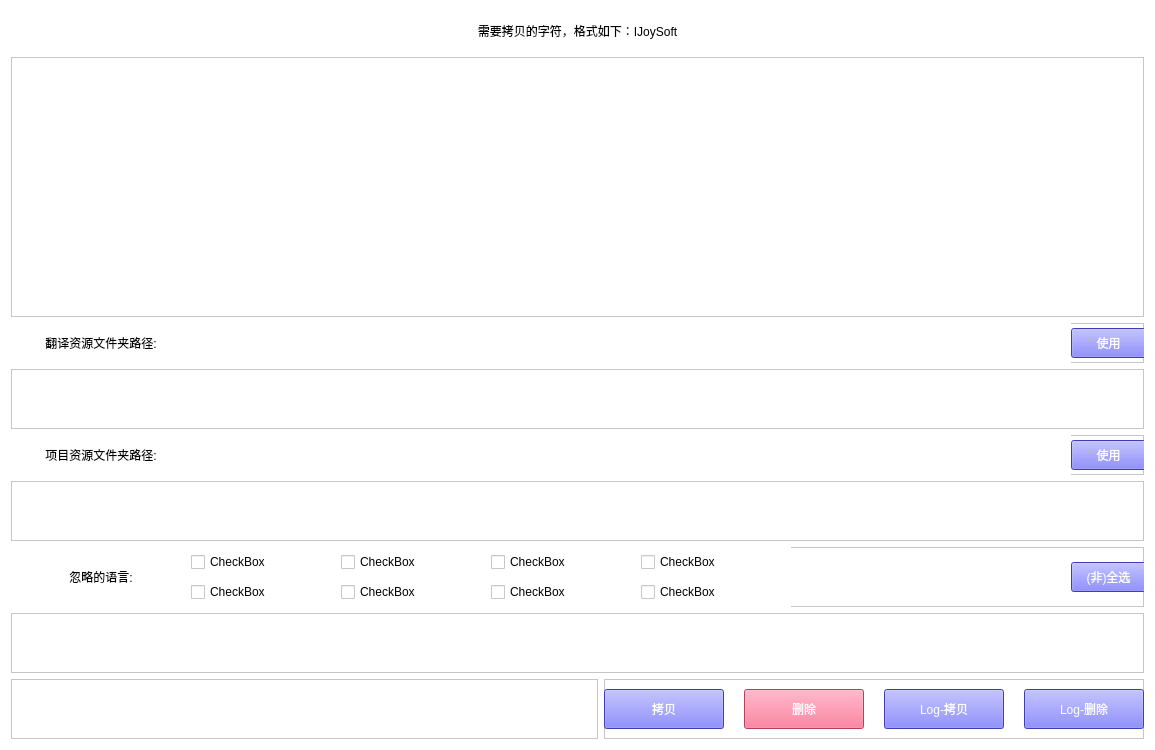
Old version of the form multiple_language/main_ui.ui in the repository WanKaKa/MultipleLanguageUtils.
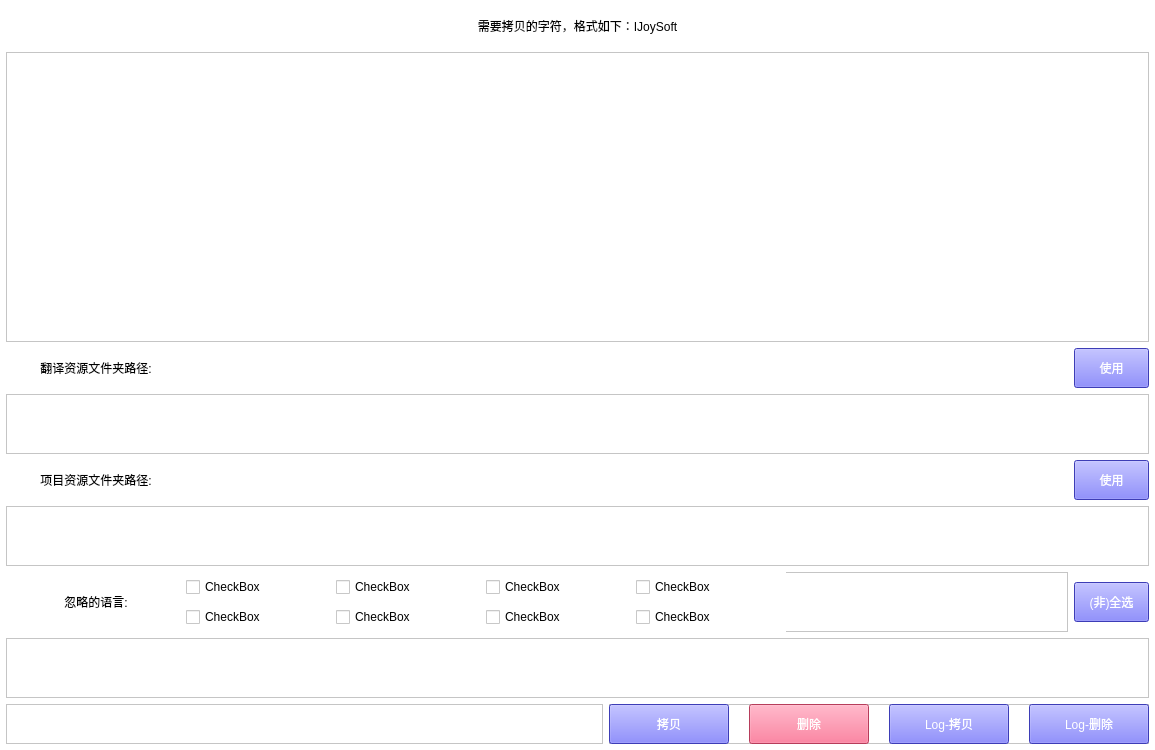
New version of the form.

```diff
--- a/multiple_language/main_ui.ui
+++ b/multiple_language/main_ui.ui
@@ -17,6 +17,18 @@
    <string notr="true">background-color: rgb(255, 255, 255);</string>
   </property>
   <layout class="QFormLayout" name="formLayout">
+   <property name="leftMargin">
+    <number>6</number>
+   </property>
+   <property name="topMargin">
+    <number>6</number>
+   </property>
+   <property name="rightMargin">
+    <number>6</number>
+   </property>
+   <property name="bottomMargin">
+    <number>6</number>
+   </property>
    <item row="0" column="0" colspan="2">
     <layout class="QVBoxLayout" name="verticalLayout">
      <item>
@@ -49,39 +61,15 @@
       <widget class="QTextEdit" name="input_string">
        <property name="styleSheet">
         <string notr="true">background-color: rgb(255, 255, 255);
+selection-background-color: rgb(85, 85, 255);
 font: 10pt &quot;微软雅黑&quot;;</string>
        </property>
       </widget>
      </item>
      <item>
-      <widget class="QFrame" name="frame_3">
-       <property name="minimumSize">
-        <size>
-         <width>0</width>
-         <height>40</height>
-        </size>
-       </property>
-       <property name="maximumSize">
-        <size>
-         <width>16777215</width>
-         <height>40</height>
-        </size>
-       </property>
-       <property name="frameShape">
-        <enum>QFrame::StyledPanel</enum>
-       </property>
-       <property name="frameShadow">
-        <enum>QFrame::Raised</enum>
-       </property>
+      <layout class="QHBoxLayout" name="horizontalLayout_2">
+       <item>
        <widget class="QLabel" name="label_2">
-        <property name="geometry">
-         <rect>
-          <x>0</x>
-          <y>0</y>
-          <width>180</width>
-          <height>40</height>
-         </rect>
-        </property>
         <property name="minimumSize">
          <size>
           <width>0</width>
@@ -90,7 +78,7 @@
         </property>
         <property name="maximumSize">
          <size>
-          <width>16777215</width>
+           <width>180</width>
           <height>40</height>
          </size>
         </property>
@@ -108,18 +96,23 @@
          <number>0</number>
         </property>
        </widget>
+       </item>
+       <item>
        <widget class="QLabel" name="old_translate_path">
-        <property name="geometry">
-         <rect>
-          <x>180</x>
-          <y>0</y>
-          <width>880</width>
+         <property name="minimumSize">
+          <size>
+           <width>0</width>
           <height>40</height>
-         </rect>
+          </size>
+         </property>
+         <property name="maximumSize">
+          <size>
+           <width>16777215</width>
+           <height>40</height>
+          </size>
         </property>
         <property name="styleSheet">
-         <string notr="true">color: rgb(85, 85, 255);
-font: 12pt &quot;微软雅黑&quot;;</string>
+          <string notr="true">font: 12pt &quot;微软雅黑&quot;;</string>
         </property>
         <property name="text">
          <string/>
@@ -128,14 +121,20 @@
          <set>Qt::AlignCenter</set>
         </property>
        </widget>
+       </item>
+       <item>
        <widget class="QPushButton" name="copy_translate_path">
-        <property name="geometry">
-         <rect>
-          <x>1060</x>
-          <y>5</y>
+         <property name="minimumSize">
+          <size>
+           <width>0</width>
+           <height>40</height>
+          </size>
+         </property>
+         <property name="maximumSize">
+          <size>
           <width>75</width>
-          <height>30</height>
-         </rect>
+           <height>40</height>
+          </size>
         </property>
         <property name="styleSheet">
          <string notr="true">background-color: rgb(85, 85, 255);
@@ -146,7 +145,8 @@
          <string>使用</string>
         </property>
        </widget>
-      </widget>
+       </item>
+      </layout>
      </item>
      <item>
       <widget class="QTextEdit" name="input_translate_path">
@@ -168,39 +168,15 @@
        <property name="styleSheet">
         <string notr="true">background-color: rgb(255, 255, 255);
 color: rgb(85, 85, 255);
-font: 12pt &quot;微软雅黑&quot;;</string>
+font: 12pt &quot;微软雅黑&quot;;
+selection-background-color: rgb(85, 85, 255);</string>
        </property>
       </widget>
      </item>
      <item>
-      <widget class="QFrame" name="frame_4">
-       <property name="minimumSize">
-        <size>
-         <width>0</width>
-         <height>40</height>
-        </size>
-       </property>
-       <property name="maximumSize">
-        <size>
-         <width>16777215</width>
-         <height>40</height>
-        </size>
-       </property>
-       <property name="frameShape">
-        <enum>QFrame::StyledPanel</enum>
-       </property>
-       <property name="frameShadow">
-        <enum>QFrame::Raised</enum>
-       </property>
+      <layout class="QHBoxLayout" name="horizontalLayout_3">
+       <item>
        <widget class="QLabel" name="label_3">
-        <property name="geometry">
-         <rect>
-          <x>0</x>
-          <y>0</y>
-          <width>180</width>
-          <height>40</height>
-         </rect>
-        </property>
         <property name="minimumSize">
          <size>
           <width>0</width>
@@ -209,7 +185,7 @@
         </property>
         <property name="maximumSize">
          <size>
-          <width>16777215</width>
+           <width>180</width>
           <height>40</height>
          </size>
         </property>
@@ -227,18 +203,23 @@
          <number>0</number>
         </property>
        </widget>
+       </item>
+       <item>
        <widget class="QLabel" name="old_project_path">
-        <property name="geometry">
-         <rect>
-          <x>180</x>
-          <y>0</y>
-          <width>880</width>
+         <property name="minimumSize">
+          <size>
+           <width>0</width>
           <height>40</height>
-         </rect>
+          </size>
+         </property>
+         <property name="maximumSize">
+          <size>
+           <width>16777215</width>
+           <height>40</height>
+          </size>
         </property>
         <property name="styleSheet">
-         <string notr="true">color: rgb(85, 85, 255);
-font: 12pt &quot;微软雅黑&quot;;</string>
+          <string notr="true">font: 12pt &quot;微软雅黑&quot;;</string>
         </property>
         <property name="text">
          <string/>
@@ -247,14 +228,20 @@
          <set>Qt::AlignCenter</set>
         </property>
        </widget>
+       </item>
+       <item>
        <widget class="QPushButton" name="copy_project_path">
-        <property name="geometry">
-         <rect>
-          <x>1060</x>
-          <y>5</y>
+         <property name="minimumSize">
+          <size>
+           <width>0</width>
+           <height>40</height>
+          </size>
+         </property>
+         <property name="maximumSize">
+          <size>
           <width>75</width>
-          <height>30</height>
-         </rect>
+           <height>40</height>
+          </size>
         </property>
         <property name="styleSheet">
          <string notr="true">background-color: rgb(85, 85, 255);
@@ -265,7 +252,8 @@
          <string>使用</string>
         </property>
        </widget>
-      </widget>
+       </item>
+      </layout>
      </item>
      <item>
       <widget class="QTextEdit" name="input_project_path">
@@ -284,10 +272,13 @@
        <property name="styleSheet">
         <string notr="true">background-color: rgb(255, 255, 255);
 color: rgb(85, 85, 255);
-font: 12pt &quot;微软雅黑&quot;;</string>
+font: 12pt &quot;微软雅黑&quot;;
+selection-background-color: rgb(85, 85, 255);</string>
        </property>
       </widget>
      </item>
+     <item>
+      <layout class="QHBoxLayout" name="horizontalLayout_4">
      <item>
       <widget class="QFrame" name="frame_5">
        <property name="minimumSize">
@@ -296,6 +287,12 @@
          <height>60</height>
         </size>
        </property>
+         <property name="maximumSize">
+          <size>
+           <width>16777215</width>
+           <height>60</height>
+          </size>
+         </property>
        <property name="frameShape">
         <enum>QFrame::StyledPanel</enum>
        </property>
@@ -465,14 +462,21 @@
          <string>CheckBox</string>
         </property>
        </widget>
+        </widget>
+       </item>
+       <item>
        <widget class="QPushButton" name="ignore_language_select_all">
-        <property name="geometry">
-         <rect>
-          <x>1060</x>
-          <y>15</y>
+         <property name="minimumSize">
+          <size>
+           <width>0</width>
+           <height>40</height>
+          </size>
+         </property>
+         <property name="maximumSize">
+          <size>
           <width>75</width>
-          <height>30</height>
-         </rect>
+           <height>40</height>
+          </size>
         </property>
         <property name="styleSheet">
          <string notr="true">background-color: rgb(85, 85, 255);
@@ -483,7 +487,8 @@
          <string>(非)全选</string>
         </property>
        </widget>
-      </widget>
+       </item>
+      </layout>
      </item>
      <item>
       <widget class="QTextEdit" name="ignore_language_text">
@@ -494,7 +499,10 @@
         </size>
        </property>
        <property name="styleSheet">
-        <string notr="true">font: 12pt &quot;微软雅黑&quot;;</string>
+        <string notr="true">background-color: rgb(255, 255, 255);
+color: rgb(85, 85, 255);
+font: 12pt &quot;微软雅黑&quot;;
+selection-background-color: rgb(85, 85, 255);</string>
        </property>
       </widget>
      </item>
@@ -515,13 +523,13 @@
          <property name="minimumSize">
           <size>
            <width>540</width>
-           <height>60</height>
+           <height>40</height>
           </size>
          </property>
          <property name="maximumSize">
           <size>
            <width>540</width>
-           <height>60</height>
+           <height>40</height>
           </size>
          </property>
          <property name="frameShape">
@@ -534,7 +542,7 @@
           <property name="geometry">
            <rect>
             <x>0</x>
-            <y>10</y>
+            <y>0</y>
             <width>120</width>
             <height>40</height>
            </rect>
@@ -552,7 +560,7 @@
           <property name="geometry">
            <rect>
             <x>140</x>
-            <y>10</y>
+            <y>0</y>
             <width>120</width>
             <height>40</height>
            </rect>
@@ -570,7 +578,7 @@
           <property name="geometry">
            <rect>
             <x>280</x>
-            <y>10</y>
+            <y>0</y>
             <width>120</width>
             <height>40</height>
            </rect>
@@ -588,7 +596,7 @@
           <property name="geometry">
            <rect>
             <x>420</x>
-            <y>10</y>
+            <y>0</y>
             <width>120</width>
             <height>40</height>
            </rect>
```
Lines whose indentation alone changed are shown as unchanged.
